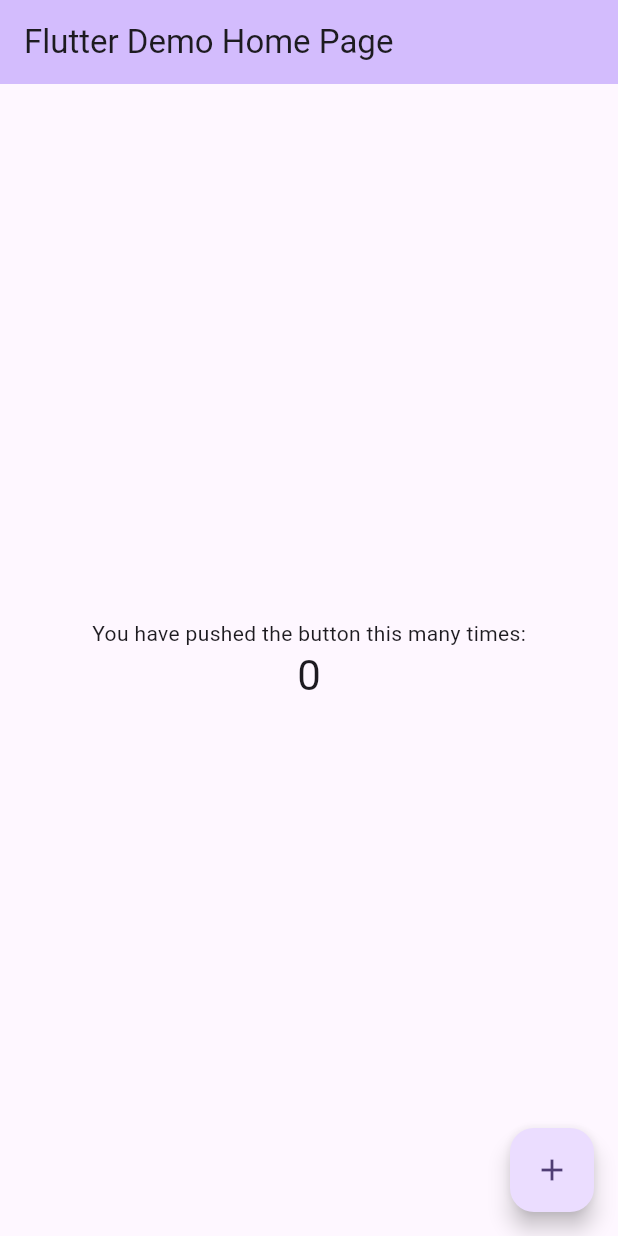
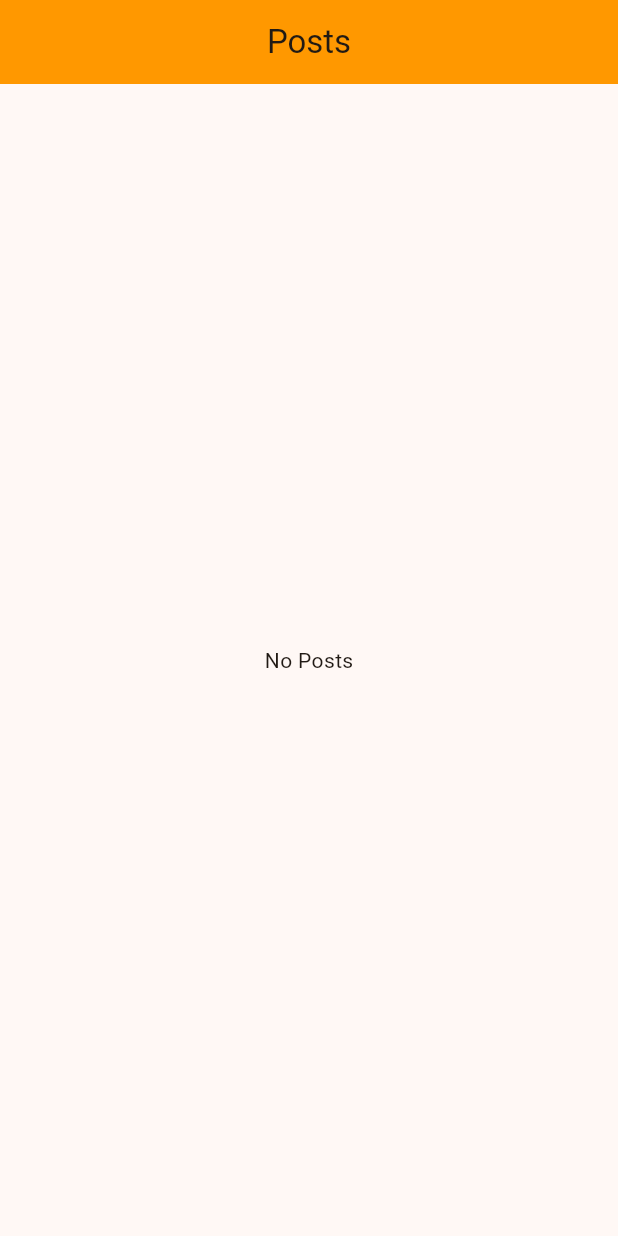
Before and after one commit to bhargav-vagadiya/posts_app_flutter, a Flutter app: the screen it shows after launch, on a phone screen of 412 x 824 dp. Run offline on Flutter 3.47's test engine with Material 3 defaults, Android fonts, the phone set to English and light mode, and no system bars; our stand-ins replace dio, hive, hive_flutter, visibility_detector; accounts and stored records are empty; network calls fail.

Commit message:
Post api call and timer functionality

```diff
--- /dev/null
+++ b/lib/features/posts/models/post.dart
@@ -0,0 +1,61 @@
+import 'dart:convert';
+
+import 'package:hive/hive.dart';
+part 'post.g.dart';
+
+List<PostModel> postModelFromJson(String str) =>
+    List<PostModel>.from(json.decode(str).map((x) => PostModel.fromJson(x)));
+
+String postModelToJson(List<PostModel> data) =>
+    json.encode(List<dynamic>.from(data.map((x) => x.toJson())));
+
+@HiveType(typeId: 0)
+class PostModel extends HiveObject {
+  @HiveField(0)
+  final int? userId;
+  @HiveField(1)
+  final int? id;
+  @HiveField(2)
+  final String? title;
+  @HiveField(3)
+  final String? body;
+  @HiveField(4)
+  bool isRead;
+  @HiveField(5)
+  int timer;
+
+  PostModel(
+      {this.userId,
+      this.id,
+      this.title,
+      this.body,
+      this.isRead = false,
+      this.timer = 0});
+
+  PostModel copyWith({
+    int? userId,
+    int? id,
+    String? title,
+    String? body,
+  }) =>
+      PostModel(
+        userId: userId ?? this.userId,
+        id: id ?? this.id,
+        title: title ?? this.title,
+        body: body ?? this.body,
+      );
+
+  factory PostModel.fromJson(Map<String, dynamic> json) => PostModel(
+        userId: json["userId"],
+        id: json["id"],
+        title: json["title"],
+        body: json["body"],
+      );
+
+  Map<String, dynamic> toJson() => {
+        "userId": userId,
+        "id": id,
+        "title": title,
+        "body": body,
+      };
+}
--- /dev/null
+++ b/lib/features/posts/post_list_screen.dart
@@ -0,0 +1,160 @@
+import 'dart:async';
+import 'package:flutter/material.dart';
+import 'package:hive_flutter/hive_flutter.dart';
+import 'package:posts_app/features/posts/models/post.dart';
+import 'package:posts_app/features/posts/post_screen.dart';
+import 'package:posts_app/features/posts/provider/post_provider.dart';
+import 'package:posts_app/features/posts/widgets/post_app_bar.dart';
+import 'package:provider/provider.dart';
+import 'package:collection/collection.dart';
+import 'package:visibility_detector/visibility_detector.dart';
+
+class PostListScreen extends StatefulWidget {
+  const PostListScreen({super.key});
+
+  @override
+  State<PostListScreen> createState() => _PostListScreenState();
+}
+
+class _PostListScreenState extends State<PostListScreen> {
+  List<PostModel> mTimerPostList = [];
+  @override
+  void initState() {
+    super.initState();
+    Timer.periodic(
+      const Duration(seconds: 1),
+      (timer) {
+        // here timer countdown will be started for each added post.
+        // post will be added in mTimerPostList when user taps on timer icon.
+        for (var element in mTimerPostList) {
+          if (element.timer > 0) {
+            element
+              ..timer = element.timer - 1
+              ..save();
+          }
+        }
+      },
+    );
+  }
+
+  @override
+  Widget build(BuildContext context) {
+    return Scaffold(
+      appBar: const PostAppBar(title: "Posts"),
+      body: FutureBuilder<void>(
+          future: context.read<PostProvider>().fetchAllPosts(),
+          builder: (context, snapshot) {
+            if (snapshot.connectionState == ConnectionState.done) {
+              return ValueListenableBuilder(
+                  valueListenable: Hive.box<PostModel>('posts').listenable(),
+                  builder: (context, box, snapshot) {
+                    return box.isNotEmpty
+                        ? ListView.builder(
+                            itemBuilder: (context, index) => Padding(
+                              padding: const EdgeInsets.symmetric(
+                                  vertical: 10.0, horizontal: 20.0),
+                              child: VisibilityDetector(
+                                key: ValueKey(box.values.elementAt(index).id),
+                                onVisibilityChanged: (visibilityInfo) {
+                                  pausePlayTimerOnWidgetHideShow(
+                                      visibilityInfo, box, index);
+                                },
+                                child: ListTile(
+                                  title: Text(
+                                    box.values.elementAt(index).title ?? "",
+                                    style: const TextStyle(
+                                        fontWeight: FontWeight.bold),
+                                  ),
+                                  subtitle: Text(
+                                      box.values.elementAt(index).body ?? ""),
+                                  tileColor: box.values.elementAt(index).isRead
+                                      ? Colors.white
+                                      : Colors.yellow.withOpacity(0.3),
+                                  onTap: () async {
+                                    await markAsReadAndPausePlayTimer(
+                                        box, index, context);
+                                  },
+                                  trailing: IconButton(
+                                      onPressed: () {
+                                        startTimer(box, index);
+                                      },
+                                      icon: box.values.elementAt(index).timer >
+                                              0
+                                          ? Text(box.values
+                                              .elementAt(index)
+                                              .timer
+                                              .toString())
+                                          : const Icon(Icons.timer_outlined)),
+                                ),
+                              ),
+                            ),
+                            itemCount: box.values.length,
+                          )
+                        : const Center(child: Text("No Posts"));
+                  });
+            } else {
+              return const Center(child: CircularProgressIndicator());
+            }
+          }),
+    );
+  }
+
+  void startTimer(Box<PostModel> box, int index) {
+    // set 30 seconds for timer
+    box.values.elementAt(index)
+      ..timer = 30
+      ..save();
+
+    // starts the timer
+    var result = mTimerPostList.firstWhereOrNull(
+        (element) => element.id == box.values.elementAt(index).id);
+    if (result == null) {
+      mTimerPostList.add(box.values.elementAt(index));
+    }
+  }
+
+  Future<void> markAsReadAndPausePlayTimer(
+      Box<PostModel> box, int index, BuildContext context) async {
+    // mark as read
+    box.values.elementAt(index)
+      ..isRead = true
+      ..save();
+
+    // pause timer
+    var result = mTimerPostList.firstWhereOrNull(
+        (element) => element.id == box.values.elementAt(index).id);
+    if (result != null) {
+      mTimerPostList.removeWhere(
+        (element) => element.id == box.values.elementAt(index).id,
+      );
+    }
+
+    await Navigator.push(
+        context,
+        MaterialPageRoute(
+            builder: (context) =>
+                PostScreen(mPostId: box.values.elementAt(index).id!)));
+
+    //resume timer
+    mTimerPostList.add(box.values.elementAt(index));
+  }
+
+  void pausePlayTimerOnWidgetHideShow(
+      VisibilityInfo visibilityInfo, Box<PostModel> box, int index) {
+    // post is visible or not?
+    var isVisible = visibilityInfo.visibleFraction > 0;
+
+    var result = mTimerPostList.firstWhereOrNull(
+        (element) => element.id == box.values.elementAt(index).id);
+    // post is post is not visible so pause the timer
+    if (result != null && isVisible == false) {
+      mTimerPostList.removeWhere(
+        (element) => element.id == box.values.elementAt(index).id,
+      );
+    }
+    // post is visible so resume the timer
+    else if (result == null && isVisible) {
+      mTimerPostList.add(box.values.elementAt(index));
+    }
+  }
+}
--- /dev/null
+++ b/lib/features/posts/widgets/post_app_bar.dart
@@ -0,0 +1,22 @@
+import 'package:flutter/material.dart';
+
+class PostAppBar extends StatelessWidget implements PreferredSize {
+  const PostAppBar({super.key, required this.title});
+
+  final String title;
+
+  @override
+  Widget build(BuildContext context) {
+    return AppBar(
+      title: Text(title),
+      centerTitle: true,
+      backgroundColor: Colors.orange,
+    );
+  }
+
+  @override
+  Size get preferredSize => const Size.fromHeight(kToolbarHeight);
+
+  @override
+  Widget get child => throw UnimplementedError();
+}
--- a/lib/main.dart
+++ b/lib/main.dart
@@ -1,125 +1,32 @@
+import 'package:hive_flutter/hive_flutter.dart';
+import 'package:posts_app/features/posts/models/post.dart';
+import 'package:posts_app/features/posts/post_list_screen.dart';
 import 'package:flutter/material.dart';
+import 'package:posts_app/features/posts/provider/post_provider.dart';
+import 'package:provider/provider.dart';
 
-void main() {
+void main() async {
+  WidgetsFlutterBinding.ensureInitialized();
+  await Hive.initFlutter();
+  Hive.registerAdapter(PostModelAdapter());
   runApp(const MyApp());
 }
 
 class MyApp extends StatelessWidget {
   const MyApp({super.key});
 
-  // This widget is the root of your application.
   @override
   Widget build(BuildContext context) {
-    return MaterialApp(
-      title: 'Flutter Demo',
-      theme: ThemeData(
-        // This is the theme of your application.
-        //
-        // TRY THIS: Try running your application with "flutter run". You'll see
-        // the application has a purple toolbar. Then, without quitting the app,
-        // try changing the seedColor in the colorScheme below to Colors.green
-        // and then invoke "hot reload" (save your changes or press the "hot
-        // reload" button in a Flutter-supported IDE, or press "r" if you used
-        // the command line to start the app).
-        //
-        // Notice that the counter didn't reset back to zero; the application
-        // state is not lost during the reload. To reset the state, use hot
-        // restart instead.
-        //
-        // This works for code too, not just values: Most code changes can be
-        // tested with just a hot reload.
-        colorScheme: ColorScheme.fromSeed(seedColor: Colors.deepPurple),
-        useMaterial3: true,
+    return MultiProvider(
+      providers: [ChangeNotifierProvider(create: (context) => PostProvider())],
+      child: MaterialApp(
+        title: 'Flutter Demo',
+        theme: ThemeData(
+          colorScheme: ColorScheme.fromSeed(seedColor: Colors.orange),
+          useMaterial3: true,
+        ),
+        home: const PostListScreen(),
       ),
-      home: const MyHomePage(title: 'Flutter Demo Home Page'),
     );
   }
 }
-
-class MyHomePage extends StatefulWidget {
-  const MyHomePage({super.key, required this.title});
-
-  // This widget is the home page of your application. It is stateful, meaning
-  // that it has a State object (defined below) that contains fields that affect
-  // how it looks.
-
-  // This class is the configuration for the state. It holds the values (in this
-  // case the title) provided by the parent (in this case the App widget) and
-  // used by the build method of the State. Fields in a Widget subclass are
-  // always marked "final".
-
-  final String title;
-
-  @override
-  State<MyHomePage> createState() => _MyHomePageState();
-}
-
-class _MyHomePageState extends State<MyHomePage> {
-  int _counter = 0;
-
-  void _incrementCounter() {
-    setState(() {
-      // This call to setState tells the Flutter framework that something has
-      // changed in this State, which causes it to rerun the build method below
-      // so that the display can reflect the updated values. If we changed
-      // _counter without calling setState(), then the build method would not be
-      // called again, and so nothing would appear to happen.
-      _counter++;
-    });
-  }
-
-  @override
-  Widget build(BuildContext context) {
-    // This method is rerun every time setState is called, for instance as done
-    // by the _incrementCounter method above.
-    //
-    // The Flutter framework has been optimized to make rerunning build methods
-    // fast, so that you can just rebuild anything that needs updating rather
-    // than having to individually change instances of widgets.
-    return Scaffold(
-      appBar: AppBar(
-        // TRY THIS: Try changing the color here to a specific color (to
-        // Colors.amber, perhaps?) and trigger a hot reload to see the AppBar
-        // change color while the other colors stay the same.
-        backgroundColor: Theme.of(context).colorScheme.inversePrimary,
-        // Here we take the value from the MyHomePage object that was created by
-        // the App.build method, and use it to set our appbar title.
-        title: Text(widget.title),
-      ),
-      body: Center(
-        // Center is a layout widget. It takes a single child and positions it
-        // in the middle of the parent.
-        child: Column(
-          // Column is also a layout widget. It takes a list of children and
-          // arranges them vertically. By default, it sizes itself to fit its
-          // children horizontally, and tries to be as tall as its parent.
-          //
-          // Column has various properties to control how it sizes itself and
-          // how it positions its children. Here we use mainAxisAlignment to
-          // center the children vertically; the main axis here is the vertical
-          // axis because Columns are vertical (the cross axis would be
-          // horizontal).
-          //
-          // TRY THIS: Invoke "debug painting" (choose the "Toggle Debug Paint"
-          // action in the IDE, or press "p" in the console), to see the
-          // wireframe for each widget.
-          mainAxisAlignment: MainAxisAlignment.center,
-          children: <Widget>[
-            const Text(
-              'You have pushed the button this many times:',
-            ),
-            Text(
-              '$_counter',
-              style: Theme.of(context).textTheme.headlineMedium,
-            ),
-          ],
-        ),
-      ),
-      floatingActionButton: FloatingActionButton(
-        onPressed: _incrementCounter,
-        tooltip: 'Increment',
-        child: const Icon(Icons.add),
-      ), // This trailing comma makes auto-formatting nicer for build methods.
-    );
-  }
-}
```
Also changed, not shown: lib/features/posts/post_screen.dart (added, +60 -0 lines), lib/features/posts/provider/post_provider.dart (added, +38 -0 lines), pubspec.yaml (+9 -1 lines), lib/features/posts/models/post.g.dart (added), 9 other files.
